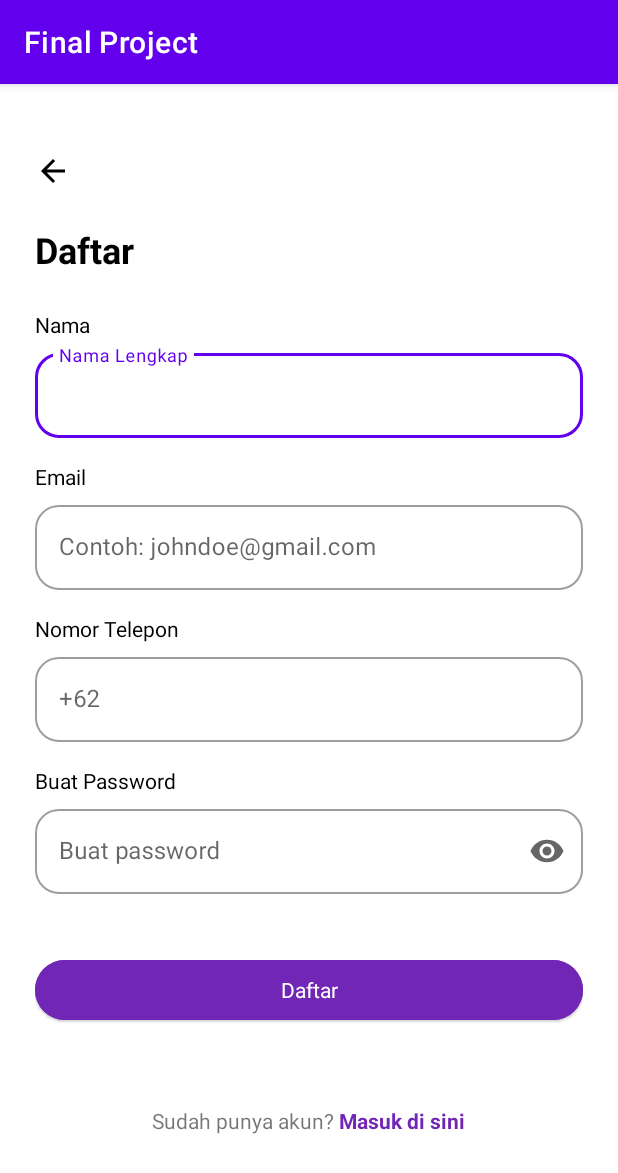
After one commit to Anandaptra/FinalProject, an Android app: the fragment RegisterFragment shown on its own in the app's theme, on a phone screen of 412 x 824 dp. The commit adds this screen. Shown: the top 1173 px of the screen. Run offline under Robolectric (Android 15) with nearby library versions, the phone set to English and light mode, and no system bars.

Commit message:
add layout login and regist

```diff
--- a/app/build.gradle
+++ b/app/build.gradle
@@ -30,6 +30,9 @@ android {
     kotlinOptions {
         jvmTarget = '1.8'
     }
+    buildFeatures {
+        viewBinding true
+    }
 }
 
 dependencies {
--- a/app/src/main/AndroidManifest.xml
+++ b/app/src/main/AndroidManifest.xml
@@ -12,7 +12,7 @@
         android:theme="@style/Theme.FinalProject"
         tools:targetApi="31">
         <activity
-            android:name=".MainActivity"
+            android:name=".view.MainActivity"
             android:exported="true">
             <intent-filter>
                 <action android:name="android.intent.action.MAIN" />
--- a/app/src/main/java/com/example/finalproject/MainActivity.kt
+++ b/app/src/main/java/com/example/finalproject/view/MainActivity.kt
@@ -1,7 +1,8 @@
-package com.example.finalproject
+package com.example.finalproject.view
 
 import androidx.appcompat.app.AppCompatActivity
 import android.os.Bundle
+import com.example.finalproject.R
 
 class MainActivity : AppCompatActivity() {
     override fun onCreate(savedInstanceState: Bundle?) {
--- /dev/null
+++ b/app/src/main/java/com/example/finalproject/view/fragment/RegisterFragment.kt
@@ -0,0 +1,22 @@
+package com.example.finalproject.view.fragment
+
+import android.os.Bundle
+import androidx.fragment.app.Fragment
+import android.view.LayoutInflater
+import android.view.View
+import android.view.ViewGroup
+import com.example.finalproject.R
+import com.example.finalproject.databinding.FragmentRegisterBinding
+
+class RegisterFragment : Fragment() {
+    lateinit var binding : FragmentRegisterBinding
+
+    override fun onCreateView(
+        inflater: LayoutInflater, container: ViewGroup?,
+        savedInstanceState: Bundle?
+    ): View? {
+        // Inflate the layout for this fragment
+        binding = FragmentRegisterBinding.inflate(inflater, container, false)
+        return binding.root
+    }
+}
--- /dev/null
+++ b/app/src/main/res/drawable/ic_back.xml
@@ -0,0 +1,5 @@
+<vector android:autoMirrored="true" android:height="24dp"
+    android:tint="#000000" android:viewportHeight="24"
+    android:viewportWidth="24" android:width="24dp" xmlns:android="http://schemas.android.com/apk/res/android">
+    <path android:fillColor="@android:color/white" android:pathData="M20,11H7.83l5.59,-5.59L12,4l-8,8 8,8 1.41,-1.41L7.83,13H20v-2z"/>
+</vector>
--- a/app/src/main/res/layout/activity_main.xml
+++ b/app/src/main/res/layout/activity_main.xml
@@ -4,7 +4,7 @@
     xmlns:tools="http://schemas.android.com/tools"
     android:layout_width="match_parent"
     android:layout_height="match_parent"
-    tools:context=".MainActivity">
+    tools:context=".view.MainActivity">
 
     <TextView
         android:layout_width="wrap_content"
--- /dev/null
+++ b/app/src/main/res/layout/fragment_register.xml
@@ -0,0 +1,176 @@
+<?xml version="1.0" encoding="utf-8"?>
+<RelativeLayout xmlns:android="http://schemas.android.com/apk/res/android"
+    xmlns:app="http://schemas.android.com/apk/res-auto"
+    xmlns:tools="http://schemas.android.com/tools"
+    android:layout_width="match_parent"
+    android:layout_height="match_parent"
+    android:layout_marginHorizontal="23dp"
+    android:layout_marginBottom="67dp"
+    android:layout_marginTop="46dp"
+    tools:context=".view.fragment.RegisterFragment">
+
+    <ImageView
+        android:id="@+id/btnBack"
+        android:src="@drawable/ic_back"
+        android:layout_marginBottom="24dp"
+        android:layout_width="wrap_content"
+        android:layout_height="wrap_content" />
+
+    <TextView
+        android:id="@+id/txtRegister"
+        android:text="Daftar"
+        android:textSize="24sp"
+        android:textStyle="bold"
+        android:textColor="@color/black"
+        android:layout_below="@id/btnBack"
+        android:layout_width="wrap_content"
+        android:layout_height="wrap_content" />
+
+    <LinearLayout
+        android:id="@+id/etRegist"
+        android:layout_width="match_parent"
+        android:layout_height="wrap_content"
+        android:orientation="vertical"
+        android:layout_marginTop="24dp"
+        android:layout_below="@+id/txtRegister">
+        <TextView
+            android:text="Nama"
+            android:textColor="@color/black"
+            android:layout_marginBottom="4dp"
+            android:layout_width="wrap_content"
+            android:layout_height="wrap_content"/>
+        <com.google.android.material.textfield.TextInputLayout
+            android:id="@+id/textFieldReg"
+            android:layout_width="match_parent"
+            android:layout_height="wrap_content"
+            android:hint="Nama Lengkap"
+            android:layout_marginBottom="16dp"
+            app:boxCornerRadiusTopStart="16dp"
+            app:boxCornerRadiusTopEnd="16dp"
+            app:boxCornerRadiusBottomStart="16dp"
+            app:boxCornerRadiusBottomEnd="16dp"
+            style="@style/Widget.MaterialComponents.TextInputLayout.OutlinedBox">
+
+            <com.google.android.material.textfield.TextInputEditText
+                android:id="@+id/etNameReg"
+                android:layout_width="match_parent"
+                android:layout_height="wrap_content"
+                android:inputType="textPersonName"
+                />
+        </com.google.android.material.textfield.TextInputLayout>
+
+        <TextView
+            android:text="Email"
+            android:textColor="@color/black"
+            android:layout_marginBottom="4dp"
+            android:layout_width="wrap_content"
+            android:layout_height="wrap_content"/>
+        <com.google.android.material.textfield.TextInputLayout
+            android:id="@+id/textFieldRegDua"
+            android:layout_width="match_parent"
+            android:layout_height="wrap_content"
+            android:hint="Contoh: johndoe@gmail.com"
+            android:layout_marginBottom="16dp"
+            app:boxCornerRadiusTopStart="16dp"
+            app:boxCornerRadiusTopEnd="16dp"
+            app:boxCornerRadiusBottomStart="16dp"
+            app:boxCornerRadiusBottomEnd="16dp"
+            style="@style/Widget.MaterialComponents.TextInputLayout.OutlinedBox">
+
+            <com.google.android.material.textfield.TextInputEditText
+                android:id="@+id/etEmailReg"
+                android:layout_width="match_parent"
+                android:layout_height="wrap_content"
+                android:inputType="textEmailAddress"
+                />
+        </com.google.android.material.textfield.TextInputLayout>
+
+        <TextView
+            android:text="Nomor Telepon"
+            android:textColor="@color/black"
+            android:layout_marginBottom="4dp"
+            android:layout_width="wrap_content"
+            android:layout_height="wrap_content"/>
+        <com.google.android.material.textfield.TextInputLayout
+            android:id="@+id/textFieldRegTiga"
+            android:layout_width="match_parent"
+            android:layout_height="wrap_content"
+            android:hint="+62"
+            android:layout_marginBottom="16dp"
+            app:boxCornerRadiusTopStart="16dp"
+            app:boxCornerRadiusTopEnd="16dp"
+            app:boxCornerRadiusBottomStart="16dp"
+            app:boxCornerRadiusBottomEnd="16dp"
+            style="@style/Widget.MaterialComponents.TextInputLayout.OutlinedBox">
+
+            <com.google.android.material.textfield.TextInputEditText
+                android:id="@+id/etPhoneReg"
+                android:layout_width="match_parent"
+                android:layout_height="wrap_content"
+                android:inputType="textPhonetic"
+                />
+
+        </com.google.android.material.textfield.TextInputLayout>
+
+        <TextView
+            android:text="Buat Password"
+            android:textColor="@color/black"
+            android:layout_marginBottom="4dp"
+            android:layout_width="wrap_content"
+            android:layout_height="wrap_content"/>
+        <com.google.android.material.textfield.TextInputLayout
+            android:id="@+id/textFieldRegEmpat"
+            android:layout_width="match_parent"
+            android:layout_height="wrap_content"
+            android:hint="Buat password"
+            app:endIconMode="password_toggle"
+            android:layout_marginBottom="16dp"
+            app:boxCornerRadiusTopStart="16dp"
+            app:boxCornerRadiusTopEnd="16dp"
+            app:boxCornerRadiusBottomStart="16dp"
+            app:boxCornerRadiusBottomEnd="16dp"
+            style="@style/Widget.MaterialComponents.TextInputLayout.OutlinedBox">
+
+            <com.google.android.material.textfield.TextInputEditText
+                android:id="@+id/etPassReg"
+                android:layout_width="match_parent"
+                android:layout_height="wrap_content"
+                android:inputType="textPassword"
+                />
+
+        </com.google.android.material.textfield.TextInputLayout>
+    </LinearLayout>
+
+    <Button
+        android:id="@+id/btnRegist"
+        android:text="Daftar"
+        android:textSize="14sp"
+        android:textColor="@color/white"
+        android:backgroundTint="#7126B5"
+        android:layout_marginTop="24dp"
+        android:layout_below="@id/etRegist"
+        android:layout_width="match_parent"
+        android:layout_height="wrap_content"
+        style="@style/Widget.Material3.Button.ElevatedButton"/>
+
+    <LinearLayout
+        android:layout_centerHorizontal="true"
+        android:layout_alignParentBottom="true"
+        android:layout_width="wrap_content"
+        android:layout_height="wrap_content"
+        android:orientation="horizontal">
+
+        <TextView
+            android:text="Sudah punya akun? "
+            android:layout_width="wrap_content"
+            android:layout_height="wrap_content"/>
+
+        <TextView
+            android:id="@+id/btnSignin"
+            android:text="Masuk di sini"
+            android:textColor="#7126B5"
+            android:textStyle="bold"
+            android:layout_width="wrap_content"
+            android:layout_height="wrap_content" />
+    </LinearLayout>
+</RelativeLayout>
--- a/app/src/main/res/values/strings.xml
+++ b/app/src/main/res/values/strings.xml
@@ -1,3 +1,5 @@
 <resources>
     <string name="app_name">Final Project</string>
+    <!-- TODO: Remove or change this placeholder text -->
+    <string name="hello_blank_fragment">Hello blank fragment</string>
 </resources>
```
Also changed, not shown: app/src/main/java/com/example/finalproject/view/fragment/LoginFragment.kt (added, +23 -0 lines), app/src/main/res/layout/fragment_login.xml (added, +137 -0 lines).
